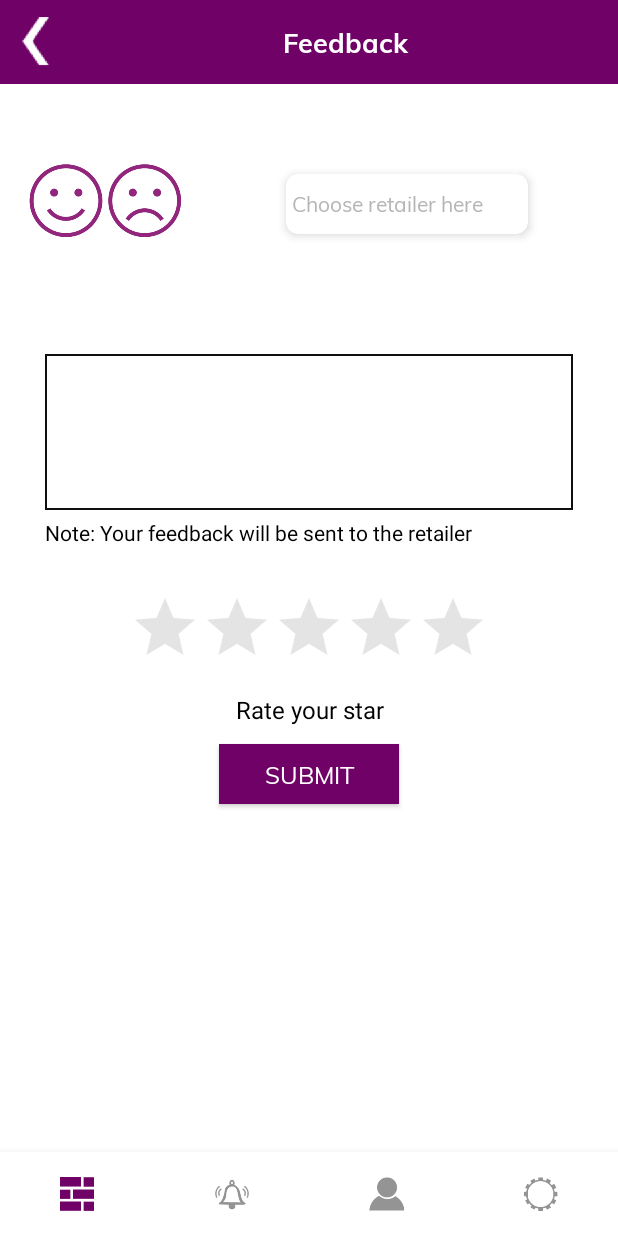
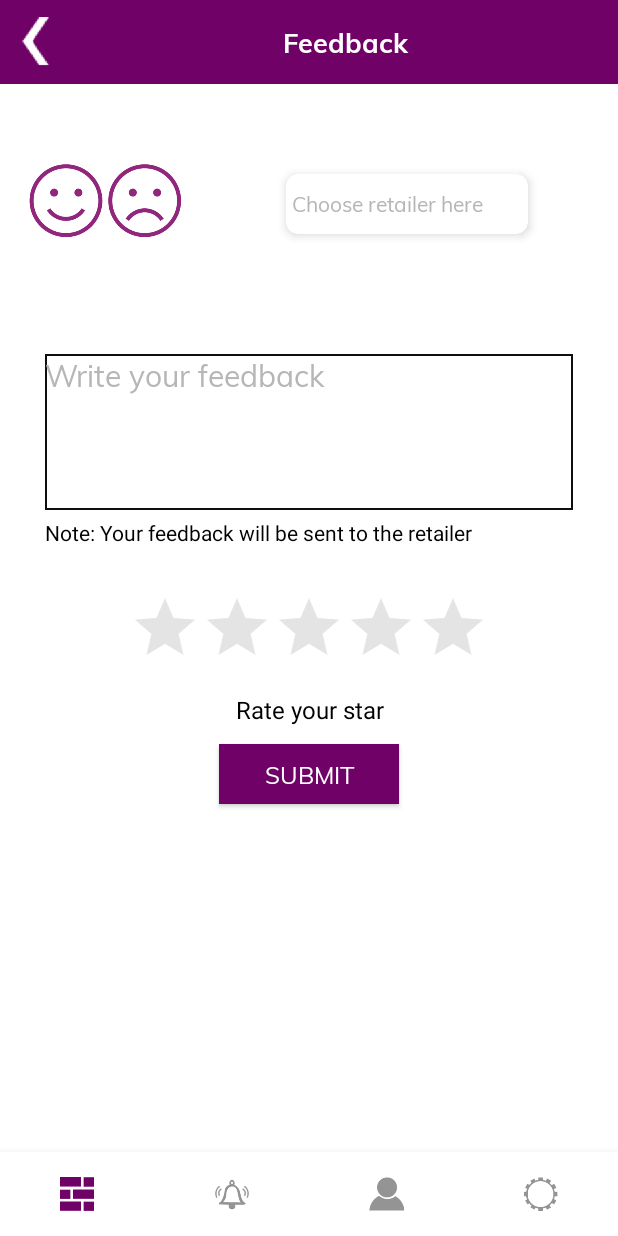
Before and after one commit to navjotrana28/BezatNew, an Android app: the fragment Feedback placed in its activity, on a phone screen of 412 x 824 dp. Run offline under Robolectric (Android 15) with nearby library versions, the light colour scheme and no system bars; our stand-ins replace RxJava, Volley, sdp/ssp sizes; network calls fail.

Commit message:
arabic lang in feedback section

```diff
--- a/app/src/main/res/layout/fragment_feedback.xml
+++ b/app/src/main/res/layout/fragment_feedback.xml
@@ -71,17 +71,17 @@
             app:layout_constraintBottom_toBottomOf="parent"
             app:layout_constraintEnd_toEndOf="parent"
             app:layout_constraintStart_toEndOf="@+id/img_feedback"
-                app:layout_constraintTop_toTopOf="parent" >
+            app:layout_constraintTop_toTopOf="parent">
 
             <AutoCompleteTextView
                 android:id="@+id/suggestionBox"
                 android:layout_width="wrap_content"
                 android:layout_height="wrap_content"
+                android:backgroundTint="@android:color/transparent"
                 android:completionThreshold="1"
                 android:hint="@string/choose_retailer_here"
+                android:maxLines="1"
                 android:paddingEnd="30dp"
-                    android:maxLines="1"
-                    android:backgroundTint="@android:color/transparent"
                 android:textColor="@color/black"
                 android:textColorHint="@color/dark_grey"
                 android:textSize="14dp" />
@@ -99,6 +99,8 @@
         android:layout_marginEnd="30dp"
         android:background="@drawable/outline_border"
         android:gravity="start"
+        android:hint="@string/write_your_feedback_section"
+        android:textColorHint="@color/dark_grey"
         android:lines="4"
         android:textColor="@color/black"
         app:layout_constraintTop_toBottomOf="@+id/category"
@@ -154,7 +156,7 @@
         android:layout_height="40dp"
         android:layout_marginTop="12dp"
         android:background="@color/colorPrimary"
-            android:text="Submit"
+        android:text="@string/submit_feedback_buton"
         android:textColor="@color/white"
         android:textSize="16dp"
         app:layout_constraintEnd_toEndOf="parent"
--- a/app/src/main/res/values/strings.xml
+++ b/app/src/main/res/values/strings.xml
@@ -131,6 +131,8 @@
     <string name="enter_mobile_no">Enter Mobile No</string>
     <string name="view_all_offers">View All Offers</string>
     <string name="SEND">SEND </string>
+    <string name="submit_feedback_buton">SUBMIT</string>
+    <string name="write_your_feedback_section">Write your feedback</string>
 
 
 </resources>
```
Also changed, not shown: app/src/main/java/com/bezatnew/bezat/fragments/Feedback.java (+11 -8 lines), 1 other file. Lines whose indentation alone changed are shown as unchanged.
